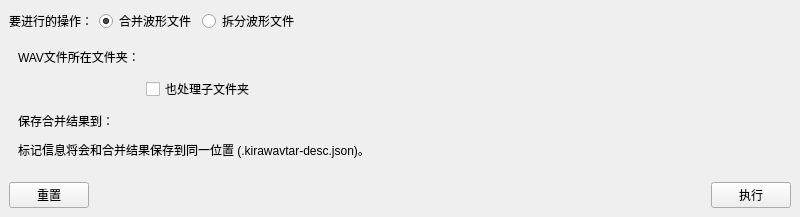
First picture: the form in mainwindow.ui, repository shine5402/KiraWavTar, before the edit.
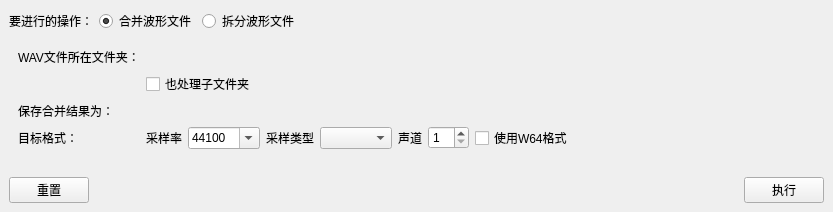
Second picture: the form after the edit. Custom widgets are drawn as their Qt base class.

```diff
--- a/mainwindow.ui
+++ b/mainwindow.ui
@@ -6,10 +6,16 @@
    <rect>
     <x>0</x>
     <y>0</y>
-    <width>800</width>
-    <height>217</height>
+    <width>833</width>
+    <height>212</height>
    </rect>
   </property>
+  <property name="sizePolicy">
+   <sizepolicy hsizetype="Preferred" vsizetype="Preferred">
+    <horstretch>0</horstretch>
+    <verstretch>0</verstretch>
+   </sizepolicy>
+  </property>
   <property name="windowTitle">
    <string>KiraWavTar</string>
   </property>
@@ -74,24 +80,119 @@
        <number>0</number>
       </property>
       <widget class="QWidget" name="combineOptionPage">
-       <layout class="QGridLayout" name="gridLayout" columnstretch="0,1">
-        <property name="verticalSpacing">
-         <number>11</number>
-        </property>
+       <layout class="QGridLayout" name="gridLayout" columnstretch="0,0">
+        <item row="3" column="1">
+         <layout class="QHBoxLayout" name="horizontalLayout_3">
+          <item>
+           <widget class="QLabel" name="label_8">
+            <property name="text">
+             <string>采样率</string>
+            </property>
+           </widget>
+          </item>
+          <item>
+           <widget class="QComboBox" name="sampleRateComboBox">
+            <property name="editable">
+             <bool>true</bool>
+            </property>
+            <property name="currentIndex">
+             <number>2</number>
+            </property>
+            <item>
+             <property name="text">
+              <string>11025</string>
+             </property>
+            </item>
+            <item>
+             <property name="text">
+              <string>22050</string>
+             </property>
+            </item>
+            <item>
+             <property name="text">
+              <string>44100</string>
+             </property>
+            </item>
+            <item>
+             <property name="text">
+              <string>48000</string>
+             </property>
+            </item>
+            <item>
+             <property name="text">
+              <string>88200</string>
+             </property>
+            </item>
+            <item>
+             <property name="text">
+              <string>96000</string>
+             </property>
+            </item>
+            <item>
+             <property name="text">
+              <string>176400</string>
+             </property>
+            </item>
+            <item>
+             <property name="text">
+              <string>192000</string>
+             </property>
+            </item>
+           </widget>
+          </item>
+          <item>
+           <widget class="QLabel" name="label_10">
+            <property name="text">
+             <string>采样类型</string>
+            </property>
+           </widget>
+          </item>
+          <item>
+           <widget class="QComboBox" name="sampleTypeComboBox"/>
+          </item>
+          <item>
+           <widget class="QLabel" name="label_9">
+            <property name="text">
+             <string>声道</string>
+            </property>
+           </widget>
+          </item>
+          <item>
+           <widget class="QSpinBox" name="channelsSpinBox">
+            <property name="minimum">
+             <number>1</number>
+            </property>
+           </widget>
+          </item>
+          <item>
+           <widget class="QCheckBox" name="useW64CheckBox">
+            <property name="text">
+             <string>使用W64格式</string>
+            </property>
+           </widget>
+          </item>
+          <item>
+           <spacer name="horizontalSpacer_3">
+            <property name="orientation">
+             <enum>Qt::Horizontal</enum>
+            </property>
+            <property name="sizeHint" stdset="0">
+             <size>
+              <width>40</width>
+              <height>20</height>
+             </size>
+            </property>
+           </spacer>
+          </item>
+         </layout>
+        </item>
         <item row="2" column="1">
          <widget class="FileNameEditWithSaveBrowse" name="combineResultPathWidget" native="true"/>
         </item>
-        <item row="3" column="0" colspan="2">
+        <item row="3" column="0">
          <widget class="QLabel" name="label_4">
           <property name="text">
-           <string>标记信息将会和合并结果保存到同一位置 (.kirawavtar-desc.json)。</string>
-          </property>
-         </widget>
-        </item>
-        <item row="2" column="0">
-         <widget class="QLabel" name="label_3">
-          <property name="text">
-           <string>保存合并结果到：</string>
+           <string>目标格式：</string>
           </property>
          </widget>
         </item>
@@ -102,22 +203,6 @@
           </property>
          </widget>
         </item>
-        <item row="0" column="1">
-         <widget class="DirNameEditWithBrowse" name="combineDirPathWidget" native="true"/>
-        </item>
-        <item row="4" column="0" colspan="2">
-         <spacer name="verticalSpacer">
-          <property name="orientation">
-           <enum>Qt::Vertical</enum>
-          </property>
-          <property name="sizeHint" stdset="0">
-           <size>
-            <width>20</width>
-            <height>40</height>
-           </size>
-          </property>
-         </spacer>
-        </item>
         <item row="1" column="1">
          <widget class="QCheckBox" name="subdirCheckBox">
           <property name="toolTip">
@@ -128,6 +213,29 @@
           </property>
          </widget>
         </item>
+        <item row="2" column="0">
+         <widget class="QLabel" name="label_3">
+          <property name="text">
+           <string>保存合并结果为：</string>
+          </property>
+         </widget>
+        </item>
+        <item row="0" column="1">
+         <widget class="DirNameEditWithBrowse" name="combineDirPathWidget" native="true"/>
+        </item>
+        <item row="4" column="0" colspan="2">
+         <spacer name="verticalSpacer_2">
+          <property name="orientation">
+           <enum>Qt::Vertical</enum>
+          </property>
+          <property name="sizeHint" stdset="0">
+           <size>
+            <width>20</width>
+            <height>40</height>
+           </size>
+          </property>
+         </spacer>
+        </item>
        </layout>
       </widget>
       <widget class="QWidget" name="extractOptionPage">
```
Left out of the diff: 44 changed lines with no effect on the pictures.
